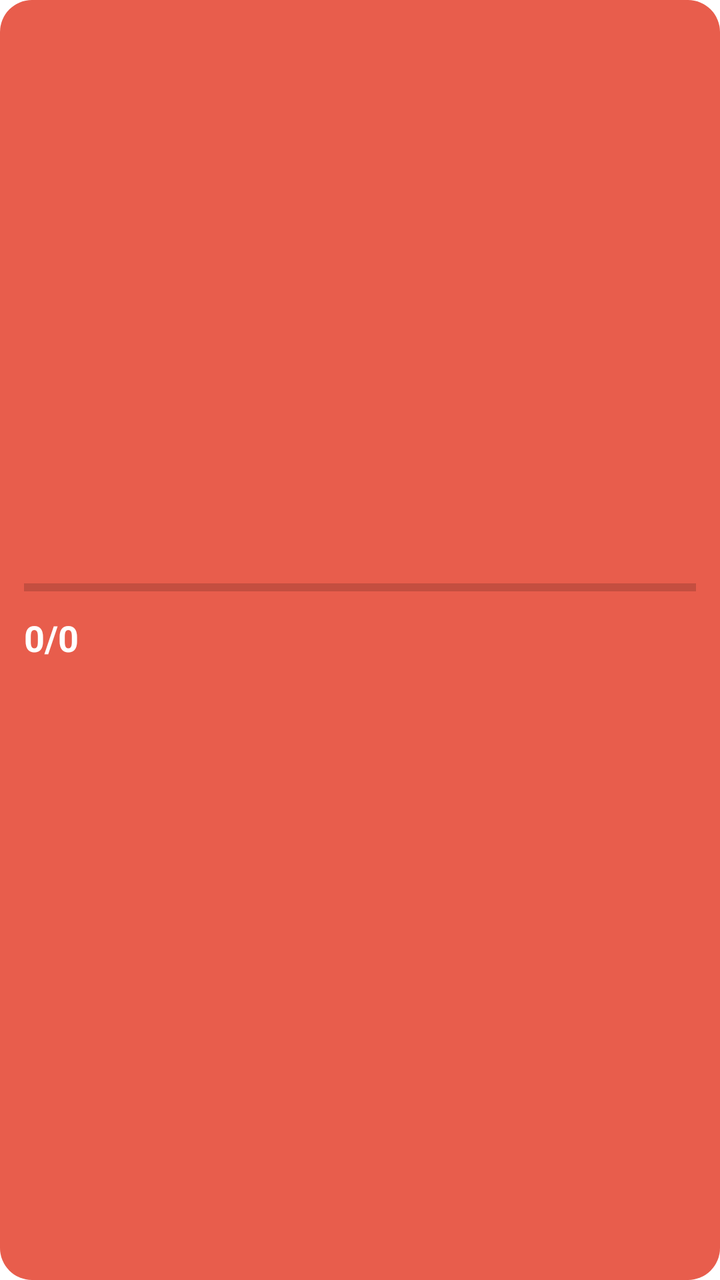
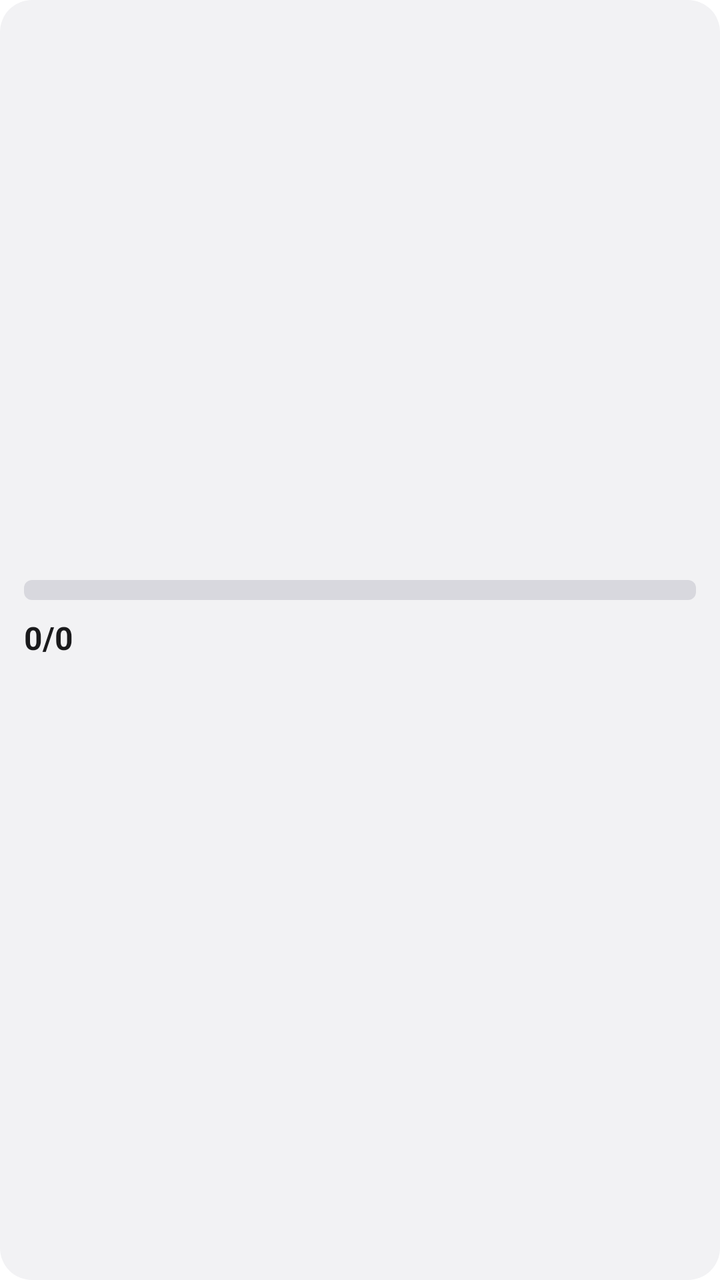

Two renders of the same Android screen: before a commit and after it. Below are the layout's source before the change and the commit's diff.
<!-- AndroidManifest.xml: fallback theme Theme.MaterialComponents.DayNight.NoActionBar -->
<!-- res/layout/widget_1x2.xml -->
<?xml version="1.0" encoding="utf-8"?>
<LinearLayout xmlns:android="http://schemas.android.com/apk/res/android"
    android:id="@+id/widget_root"
    android:layout_width="match_parent"
    android:layout_height="match_parent"
    android:background="@drawable/widget_background"
    android:gravity="center_vertical"
    android:orientation="vertical"
    android:padding="12dp">

    <ProgressBar
        android:id="@+id/widget_progress_bar"
        style="?android:attr/progressBarStyleHorizontal"
        android:layout_width="match_parent"
        android:layout_height="10dp"
        android:max="100"
        android:progress="0" />

    <TextView
        android:id="@+id/widget_progress"
        android:layout_width="wrap_content"
        android:layout_height="wrap_content"
        android:layout_marginTop="8dp"
        android:text="0/0"
        android:textColor="#FFFFFFFF"
        android:textSize="18sp"
        android:textStyle="bold" />

    <TextView
        android:id="@+id/widget_days"
        android:layout_width="wrap_content"
        android:layout_height="wrap_content"
        android:layout_marginTop="4dp"
        android:textColor="#E6FFFFFF"
        android:textSize="12sp" />

    <TextView
        android:id="@+id/widget_stats"
        android:layout_width="wrap_content"
        android:layout_height="wrap_content"
        android:visibility="gone" />

    <TextView
        android:id="@+id/widget_add"
        android:layout_width="wrap_content"
        android:layout_height="wrap_content"
        android:visibility="gone" />
</LinearLayout>
<!-- resources referenced by this layout -->
<resources>
  <!-- drawable widget_background (drawable) -->
  <?xml version="1.0" encoding="utf-8"?>
  <shape xmlns:android="http://schemas.android.com/apk/res/android"
      android:shape="rectangle">
      <solid android:color="#E85D4C" />
      <corners android:radius="16dp" />
  </shape>
</resources>

<!-- the commit's change to res/layout/widget_1x2.xml (unified diff, before → after) -->
@@ -14,16 +14,19 @@
         android:layout_width="match_parent"
         android:layout_height="10dp"
         android:max="100"
-        android:progress="0" />
+        android:progress="0"
+        android:progressDrawable="@drawable/widget_progress" />
 
     <TextView
         android:id="@+id/widget_progress"
-        android:layout_width="wrap_content"
+        android:layout_width="match_parent"
         android:layout_height="wrap_content"
         android:layout_marginTop="8dp"
+        android:ellipsize="end"
+        android:maxLines="1"
         android:text="0/0"
-        android:textColor="#FFFFFFFF"
-        android:textSize="18sp"
+        android:textColor="@color/widget_on_background"
+        android:textSize="16sp"
         android:textStyle="bold" />
 
     <TextView
@@ -31,18 +34,20 @@
         android:layout_width="wrap_content"
         android:layout_height="wrap_content"
         android:layout_marginTop="4dp"
-        android:textColor="#E6FFFFFF"
+        android:textColor="@color/widget_on_background_secondary"
         android:textSize="12sp" />
 
     <TextView
         android:id="@+id/widget_stats"
         android:layout_width="wrap_content"
         android:layout_height="wrap_content"
+        android:textColor="@color/widget_on_background_tertiary"
         android:visibility="gone" />
 
     <TextView
         android:id="@+id/widget_add"
         android:layout_width="wrap_content"
         android:layout_height="wrap_content"
+        android:textColor="@color/widget_button_text"
         android:visibility="gone" />
 </LinearLayout>
<!-- resource entries referenced after the edit -->
@@ -1,11 +1,36 @@
 <!-- resources referenced by this layout -->
 <resources>
+  <color name="widget_button_text">#FFFFFF</color>
+  <color name="widget_on_background">#1A1A1C</color>
+  <color name="widget_on_background_secondary">#6B6B73</color>
+  <color name="widget_on_background_tertiary">#8E8E96</color>
   <!-- drawable widget_background (drawable) -->
   <?xml version="1.0" encoding="utf-8"?>
   <shape xmlns:android="http://schemas.android.com/apk/res/android"
       android:shape="rectangle">
-      <solid android:color="#E85D4C" />
+      <solid android:color="@color/widget_background" />
       <corners android:radius="16dp" />
   </shape>
+  <!-- drawable widget_progress (drawable) -->
+  <?xml version="1.0" encoding="utf-8"?>
+  <layer-list xmlns:android="http://schemas.android.com/apk/res/android">
+      <item android:id="@android:id/background">
+          <shape android:shape="rectangle">
+              <corners android:radius="4dp" />
+              <solid android:color="@color/widget_progress_track" />
+          </shape>
+      </item>
+      <item android:id="@android:id/progress">
+          <clip>
+              <shape android:shape="rectangle">
+                  <corners android:radius="4dp" />
+                  <solid android:color="@color/widget_progress_fill" />
+              </shape>
+          </clip>
+      </item>
+  </layer-list>
+  <color name="widget_background">#F2F2F4</color>
+  <color name="widget_progress_track">#D8D8DE</color>
+  <color name="widget_progress_fill">#5C6BC0</color>
 </resources>
 
